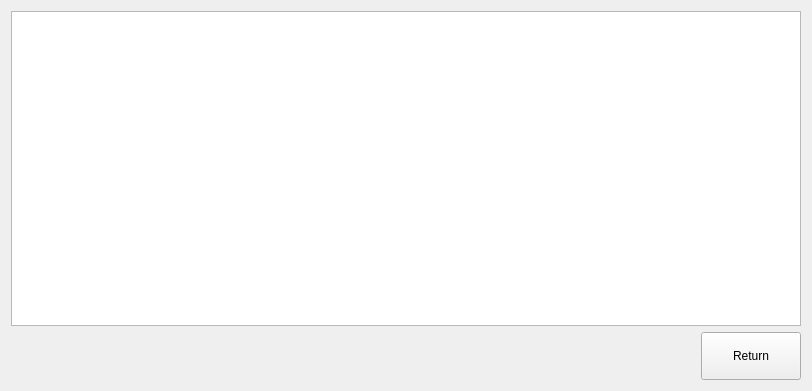
Before: the Qt Designer form icprogrampage/icprogrampage.ui in GaussCheng/2-5AxisPunch, drawn with Qt 5.
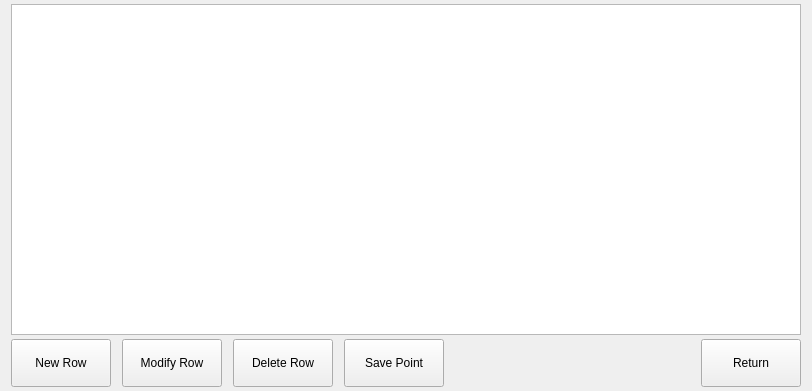
After: the same form once the commit is applied.

Diff of the .ui file:
```diff
--- a/icprogrampage/icprogrampage.ui
+++ b/icprogrampage/icprogrampage.ui
@@ -14,6 +14,15 @@
    <string>Form</string>
   </property>
   <layout class="QVBoxLayout" name="verticalLayout">
+   <property name="spacing">
+    <number>4</number>
+   </property>
+   <property name="topMargin">
+    <number>4</number>
+   </property>
+   <property name="bottomMargin">
+    <number>4</number>
+   </property>
    <item>
     <widget class="QTableWidget" name="tableWidget">
      <property name="focusPolicy">
@@ -23,6 +32,73 @@
    </item>
    <item>
     <layout class="QHBoxLayout" name="horizontalLayout">
+     <property name="spacing">
+      <number>11</number>
+     </property>
+     <item>
+      <widget class="QPushButton" name="newButton">
+       <property name="minimumSize">
+        <size>
+         <width>100</width>
+         <height>48</height>
+        </size>
+       </property>
+       <property name="focusPolicy">
+        <enum>Qt::NoFocus</enum>
+       </property>
+       <property name="text">
+        <string>New Row</string>
+       </property>
+      </widget>
+     </item>
+     <item>
+      <widget class="QPushButton" name="modiifyButton">
+       <property name="minimumSize">
+        <size>
+         <width>100</width>
+         <height>48</height>
+        </size>
+       </property>
+       <property name="focusPolicy">
+        <enum>Qt::NoFocus</enum>
+       </property>
+       <property name="text">
+        <string>Modify Row</string>
+       </property>
+      </widget>
+     </item>
+     <item>
+      <widget class="QPushButton" name="deleteButton">
+       <property name="minimumSize">
+        <size>
+         <width>100</width>
+         <height>48</height>
+        </size>
+       </property>
+       <property name="focusPolicy">
+        <enum>Qt::NoFocus</enum>
+       </property>
+       <property name="text">
+        <string>Delete Row</string>
+       </property>
+      </widget>
+     </item>
+     <item>
+      <widget class="QPushButton" name="saveButton">
+       <property name="minimumSize">
+        <size>
+         <width>100</width>
+         <height>48</height>
+        </size>
+       </property>
+       <property name="focusPolicy">
+        <enum>Qt::NoFocus</enum>
+       </property>
+       <property name="text">
+        <string>Save Point</string>
+       </property>
+      </widget>
+     </item>
      <item>
       <spacer name="horizontalSpacer">
        <property name="orientation">
```
Left out of the diff: 6 changed lines with no effect on the pictures.
